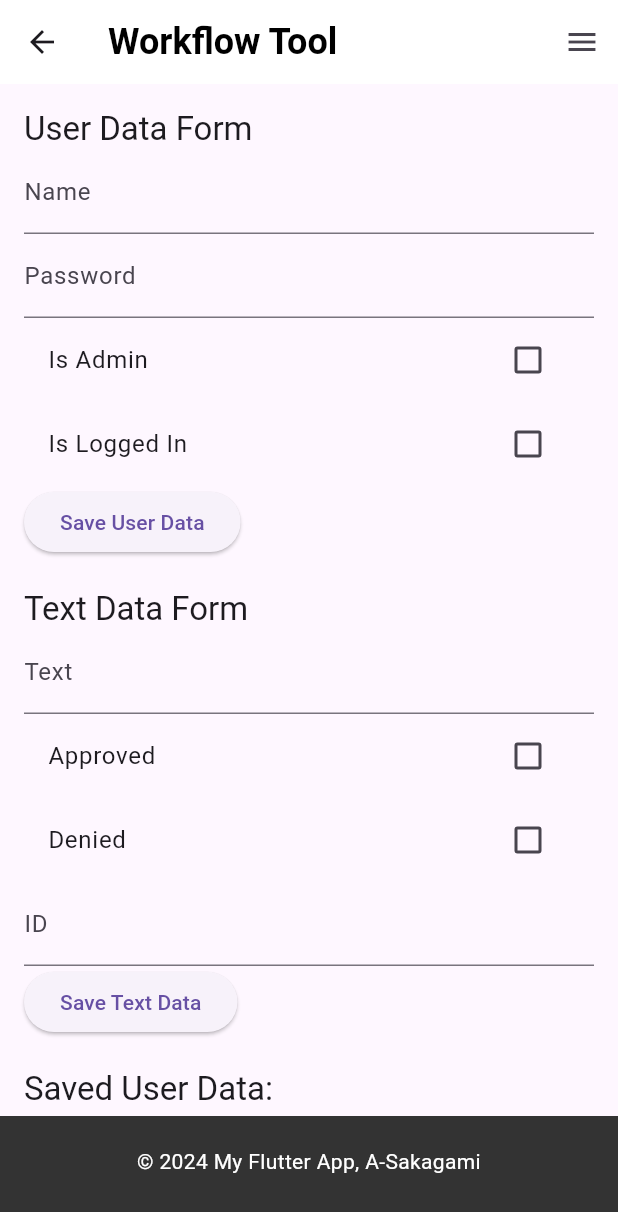
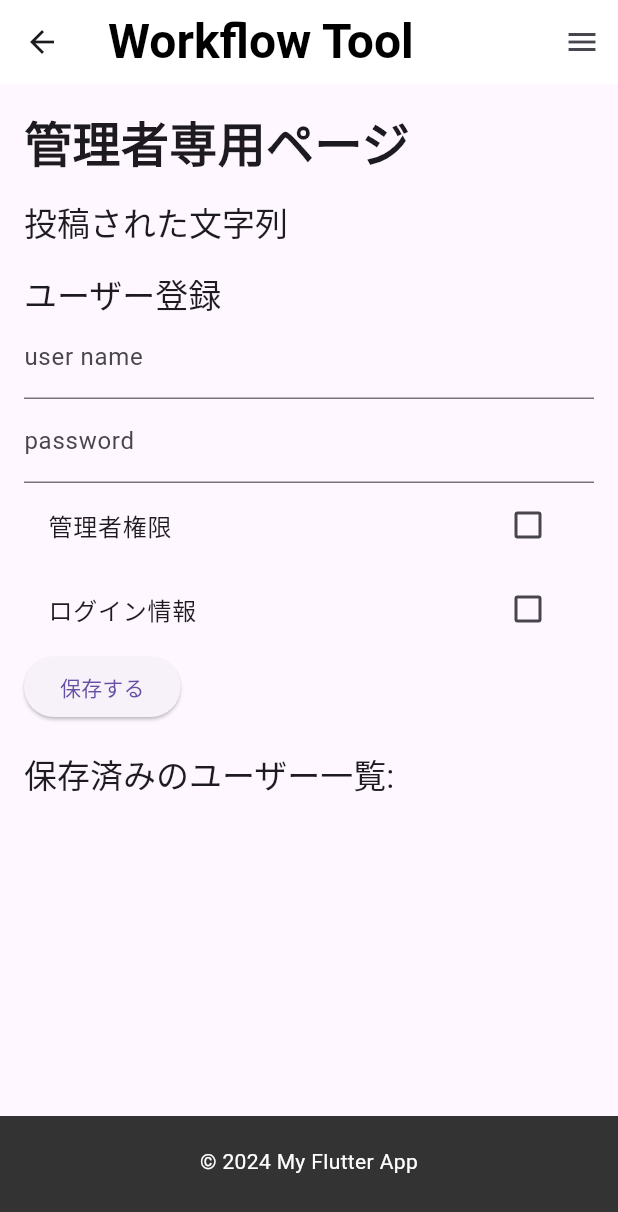
Before and after one commit to A-Sakagami/flutter_application, a Flutter app: the AdminPage screen opened by its route, on a phone screen of 412 x 824 dp. Shown: the top 1212 px of the screen. Run offline on Flutter 3.47's test engine with Material 3 defaults, Android fonts, the phone set to English and light mode, and no system bars; our stand-ins replace hive, hive_flutter; accounts and stored records are empty.

Commit message:
admin画面をweb版に寄せる_1

```diff
--- a/lib/pages/admin.dart
+++ b/lib/pages/admin.dart
@@ -60,18 +60,18 @@ class AdminPageState extends State<AdminPage> {
     }
   }
 
-  Future<void> _saveTextData() async {
-    if (text != null) {
-      final textData = TextData(
-        text: text,
-        approved: approved,
-        denyed: denyed,
-        id: id,
-      );
-      await StorageService.saveText(textData);
-      await _loadData(); // リストを更新
-    }
-  }
+  // Future<void> _saveTextData() async {
+  //   if (text != null) {
+  //     final textData = TextData(
+  //       text: text,
+  //       approved: approved,
+  //       denyed: denyed,
+  //       id: id,
+  //     );
+  //     await StorageService.saveText(textData);
+  //     await _loadData(); // リストを更新
+  //   }
+  // }
 
   @override
   Widget build(BuildContext context) {
@@ -85,60 +85,101 @@ class AdminPageState extends State<AdminPage> {
           child: Column(
             crossAxisAlignment: CrossAxisAlignment.start,
             children: [
-              Text('User Data Form', style: Theme.of(context).textTheme.titleLarge),
+              Text('管理者専用ページ', style: const TextStyle(fontSize: 32, fontWeight: FontWeight.bold)),
+
+              SizedBox(height: 16),
+
+              Text('投稿された文字列', style: Theme.of(context).textTheme.titleLarge),
+              ListView.builder(
+                shrinkWrap: true,
+                physics: NeverScrollableScrollPhysics(),
+                itemCount: texts.length,
+                itemBuilder: (context, index) {
+                  final textData = texts[index];
+                  return ListTile(
+                    title: Text(textData.text?.isNotEmpty == true ? textData.text! : '投稿がありません'),
+                    subtitle: Column(
+                      crossAxisAlignment: CrossAxisAlignment.start,
+                      children: [
+                        Text('ID: ${textData.id}'),
+                        ElevatedButton(
+                          style: ButtonStyle(),
+                          onPressed: () async {
+                          if (textData.safeDenyed) {
+                            ScaffoldMessenger.of(context).showSnackBar(
+                            SnackBar(content: Text('承認と否認を同時に設定することはできません。')),
+                            );
+                            return;
+                          }
+                          setState(() {
+                            textData.approved = !textData.safeApproved;
+                          });
+                          await StorageService.saveText(textData);
+                          await _loadData();
+                          },
+                          child: Text(textData.safeApproved ? '承認取り消し' : '承認'),
+                        ),
+                        ElevatedButton(
+                          style: ButtonStyle(),
+                          onPressed: () async {
+                          if (textData.safeApproved) {
+                            ScaffoldMessenger.of(context).showSnackBar(
+                            SnackBar(content: Text('承認と否認を同時に設定することはできません。')),
+                            );
+                            return;
+                          }
+                          setState(() {
+                            textData.denyed = !textData.safeDenyed;
+                          });
+                          await StorageService.saveText(textData);
+                          await _loadData();
+                          },
+                          child: Text(textData.safeDenyed ? '否認取り消し' : '否認'),
+                        ),
+                      ],
+                    ),
+                    /// ゴミ箱ボタン
+                    trailing: IconButton(
+                      icon: Icon(Icons.delete),
+                      onPressed: () async {
+                      await StorageService.deleteTextById(index);
+                      await _loadData();
+                      },
+                    ),
+                  );
+                },
+              ),
+
+              SizedBox(height: 20),
+
+              Text('ユーザー登録', style: Theme.of(context).textTheme.titleLarge),
               TextFormField(
-                decoration: InputDecoration(labelText: 'Name'),
+                decoration: InputDecoration(labelText: 'user name'),
                 onChanged: (value) => setState(() => username = value),
               ),
               TextFormField(
-                decoration: InputDecoration(labelText: 'Password'),
+                decoration: InputDecoration(labelText: 'password'),
                 obscureText: true,
                 onChanged: (value) => setState(() => password = value),
               ),
               CheckboxListTile(
-                title: Text('Is Admin'),
+                title: Text('管理者権限'),
                 value: isAdmin,
                 onChanged: (value) => setState(() => isAdmin = value ?? false),
               ),
               CheckboxListTile(
-                title: Text('Is Logged In'),
+                title: Text('ログイン情報'),
                 value: isLoggedIn,
                 onChanged: (value) => setState(() => isLoggedIn = value ?? false),
               ),
               ElevatedButton(
                 onPressed: _saveUserData,
-                child: Text('Save User Data'),
+                child: Text('保存する'),
               ),
 
               SizedBox(height: 20),
 
-              Text('Text Data Form', style: Theme.of(context).textTheme.titleLarge),
-              TextFormField(
-                decoration: InputDecoration(labelText: 'Text'),
-                onChanged: (value) => setState(() => text = value),
-              ),
-              CheckboxListTile(
-                title: Text('Approved'),
-                value: approved,
-                onChanged: (value) => setState(() => approved = value ?? false),
-              ),
-              CheckboxListTile(
-                title: Text('Denied'),
-                value: denyed,
-                onChanged: (value) => setState(() => denyed = value ?? false),
-              ),
-              TextFormField(
-                decoration: InputDecoration(labelText: 'ID'),
-                onChanged: (value) => setState(() => id = int.tryParse(value) ?? id),
-              ),
-              ElevatedButton(
-                onPressed: _saveTextData,
-                child: Text('Save Text Data'),
-              ),
-
-              SizedBox(height: 20),
-
-              Text('Saved User Data:', style: Theme.of(context).textTheme.titleLarge),
+            Text('保存済みのユーザー一覧:', style: Theme.of(context).textTheme.titleLarge),
               ListView.builder(
                 shrinkWrap: true,
                 physics: NeverScrollableScrollPhysics(),
@@ -158,29 +199,6 @@ class AdminPageState extends State<AdminPage> {
                   );
                 },
               ),
-
-              SizedBox(height: 20),
-
-              Text('Saved Text Data:', style: Theme.of(context).textTheme.titleLarge),
-              ListView.builder(
-                shrinkWrap: true,
-                physics: NeverScrollableScrollPhysics(),
-                itemCount: texts.length,
-                itemBuilder: (context, index) {
-                  final textData = texts[index];
-                  return ListTile(
-                    title: Text(textData.text ?? 'No text'),
-                    subtitle: Text('ID: ${textData.id}, Approved: ${textData.approved}, Denied: ${textData.denyed}'),
-                    trailing: IconButton(
-                      icon: Icon(Icons.delete),
-                      onPressed: () async {
-                        await StorageService.deleteTextById(index);
-                        await _loadData();
-                      },
-                    ),
-                  );
-                },
-              ),
             ],
           ),
         ),
--- a/lib/pages/index.dart
+++ b/lib/pages/index.dart
@@ -36,7 +36,7 @@ class WorkflowToolScreenState extends State<WorkflowToolScreen> {
   Future<void> _submitText() async {
     if (_textController.text.isNotEmpty) {
       // 新しいIDを生成（既存の最大IDに1を加える）
-      final newId = (_texts.isNotEmpty ? _texts.map((e) => e.id!).reduce((a, b) => a > b ? a : b) : 0) + 1;
+      final newId = (_texts.isNotEmpty ? _texts.map((e) => e.id!).reduce((before, edit) => before > edit ? before : edit) : 0) + 1;
       await StorageService.saveText(TextData(
         text: _textController.text,
         approved: false,
--- a/lib/pages/login.dart
+++ b/lib/pages/login.dart
@@ -18,6 +18,7 @@ class LoginPage extends StatefulWidget {
 ///
 /// private: クラス名の先頭に"_"をつける
 /// public にしたくないなら、それを使うクラスやメソッドも全て private にする
+/// getter, setterのみpublicで扱う
 ///
 class LoginPageState extends State<LoginPage> {
   final _formKey = GlobalKey<FormState>();
@@ -35,7 +36,7 @@ class LoginPageState extends State<LoginPage> {
 
   LoginPageState();
 
-@override
+  @override
   void initState() {
     super.initState();
     _loadData();
@@ -58,7 +59,7 @@ class LoginPageState extends State<LoginPage> {
     var userBox = await Hive.openBox<UserData>('userBox');
     UserData userData;
 
-    if (username == "admin" && password == "admin123") {
+    if (username == "admin" && password == "adminpass1234") {
       userData = UserData()
         ..username = username
         ..password = password
@@ -68,7 +69,7 @@ class LoginPageState extends State<LoginPage> {
       await _loadData(); // リストを更新
       if (mounted) Navigator.pushReplacementNamed(context, '/admin');
     }
-    else if (username == "user" && password == "user123") {
+    else if (username == "user" && password == "userpass1234") {
       userData = UserData()
         ..username = username
         ..password = password
--- a/lib/widgets/custom_footer.dart
+++ b/lib/widgets/custom_footer.dart
@@ -10,7 +10,7 @@ class CustomFooter extends StatelessWidget {
       child: Padding(
         padding: EdgeInsets.all(8.0),
         child: Text(
-          '© 2024 My Flutter App, A-Sakagami',
+          '© 2024 My Flutter App',
           textAlign: TextAlign.center,
           style: TextStyle(color: Colors.white),
         ),
--- a/lib/widgets/custom_header.dart
+++ b/lib/widgets/custom_header.dart
@@ -15,7 +15,7 @@ class CustomHeader extends StatelessWidget implements PreferredSizeWidget {
           ModalRoute.of(context)?.settings.arguments as String? ?? "Workflow Tool",
           style: const TextStyle(
             color: Colors.black,
-            fontSize: 24,
+            fontSize: 32,
             fontWeight: FontWeight.bold,
           ),
         ),
```
